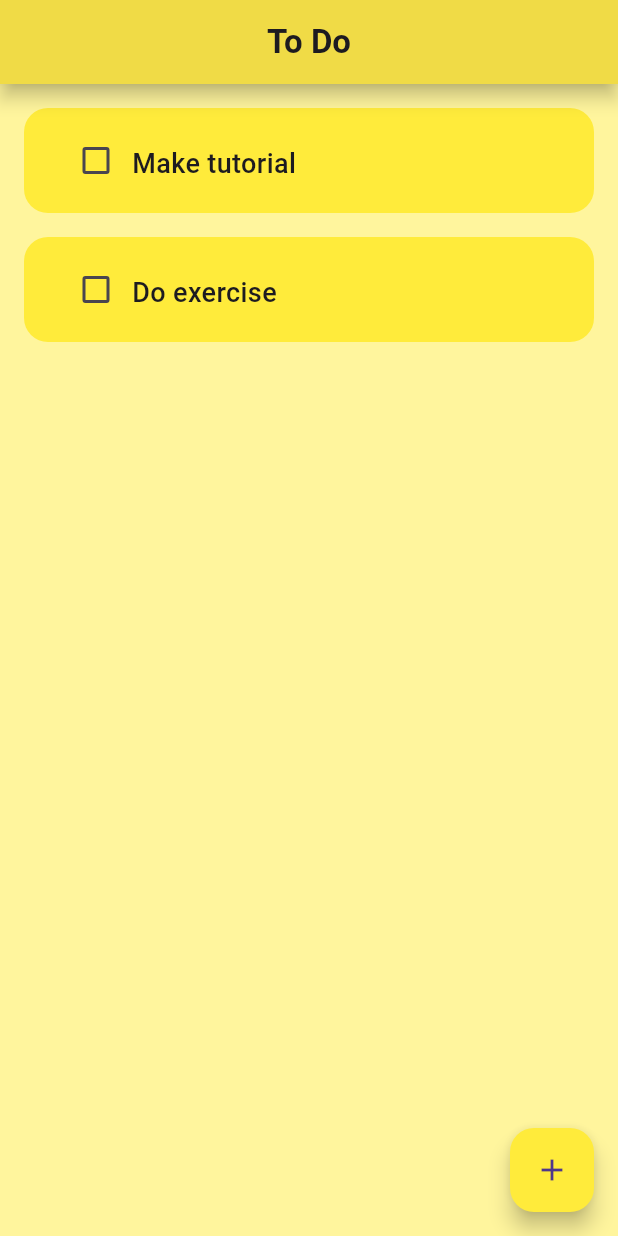
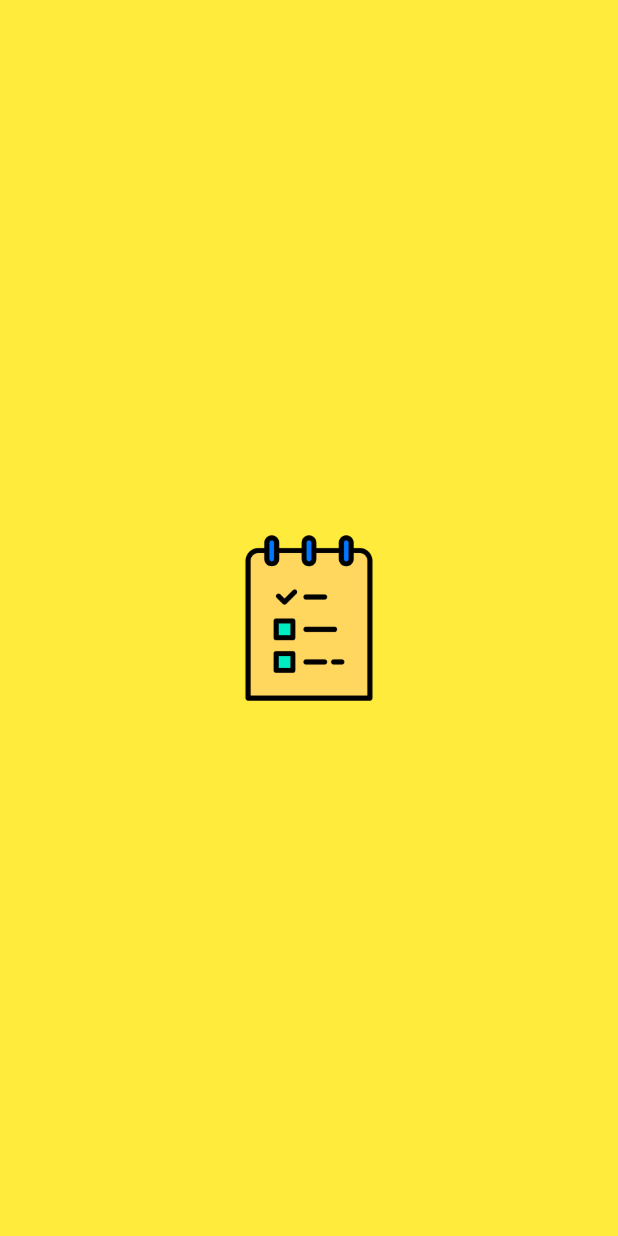
Before and after one commit to TahmidMannanDipu/To-Do-App, a Flutter app: the first screen one second after launch, on a phone screen of 412 x 824 dp. Run offline on Flutter 3.47's test engine with Material 3 defaults, Android fonts, the phone set to English and light mode, and no system bars; drawn by our look-alikes of flutter_slidable; our stand-ins replace hive, hive_flutter; accounts and stored records are empty.

Commit message:
final To Do App

```diff
--- a/lib/main.dart
+++ b/lib/main.dart
@@ -1,6 +1,7 @@
 import 'package:flutter/material.dart';
 import 'package:hive_flutter/hive_flutter.dart';
-import 'package:to_do_app/pages/home_page.dart'; // Adjust the path if needed
+import 'package:to_do_app/pages/home_page.dart';
+import 'package:to_do_app/splash_screen.dart'; // Adjust the path if needed
 
 void main() async {
   // Ensure Flutter is fully initialized before any async operation
@@ -25,7 +26,7 @@ class ToDoApp extends StatelessWidget {
       theme: ThemeData(
         primaryColor: Colors.yellow
       ),
-      home: const HomePage(),
+      home: const SplashScreen(),
       // Set your HomePage here
     );
   }
--- a/lib/pages/home_page.dart
+++ b/lib/pages/home_page.dart
@@ -12,7 +12,7 @@ class HomePage extends StatefulWidget {
 }
 
 class _HomePageState extends State<HomePage> {
-  final _myBox = Hive.box('mybox'); // Access Hive box
+  final _myBox = Hive.box('mybox');
 
   ToDoDataBase db = ToDoDataBase();
 
@@ -30,13 +30,14 @@ class _HomePageState extends State<HomePage> {
 
   final textEditingController = TextEditingController();
 
+  // checkbox
   void checkBoxChanged(bool? value, int index) {
     setState(() {
       db.toDoList[index][1] = !db.toDoList[index][1];
     });
     db.updateDatabase();
   }
-
+ //save new task
   void saveNewTask() {
     if (textEditingController.text.isNotEmpty) {
       setState(() {
@@ -47,7 +48,7 @@ class _HomePageState extends State<HomePage> {
       db.updateDatabase();
     }
   }
-
+// create new task
   void createNewTask() {
     showDialog(
       context: context,
--- /dev/null
+++ b/lib/splash_screen.dart
@@ -0,0 +1,77 @@
+import 'dart:async';
+import 'package:flutter/material.dart';
+import 'package:to_do_app/pages/home_page.dart';
+
+class SplashScreen extends StatefulWidget {
+  const SplashScreen({super.key});
+
+  @override
+  State<SplashScreen> createState() => _SplashScreenState();
+}
+
+class _SplashScreenState extends State<SplashScreen>
+    with SingleTickerProviderStateMixin {
+  late AnimationController _controller;
+  late Animation<double> _animation;
+
+  @override
+  void initState() {
+    super.initState();
+
+    // Initialize the AnimationController and Animation
+    _controller = AnimationController(
+      duration: const Duration(seconds: 2),
+      vsync: this,
+    );
+
+    _animation = Tween<double>(begin: 0.8, end: 1.2).animate(
+      CurvedAnimation(
+        parent: _controller,
+        curve: Curves.easeInOut,
+      ),
+    );
+
+    // Start the animation
+    _controller.forward();
+
+    // Navigate to HomePage after the animation completes
+    Timer(const Duration(seconds: 2), () {
+      Navigator.pushReplacement(
+        context,
+        MaterialPageRoute(builder: (context) => const HomePage()),
+      );
+    });
+  }
+
+  @override
+  void dispose() {
+    // Dispose of the controller to free up resources
+    _controller.dispose();
+    super.dispose();
+  }
+
+  @override
+  Widget build(BuildContext context) {
+    return Scaffold(
+      body: Container(
+        color: Colors.yellow,
+        child: Center(
+          child: AnimatedBuilder(
+            animation: _controller,
+            builder: (context, child) {
+              return Transform.scale(
+                scale: _animation.value,
+                child: child,
+              );
+            },
+            child: SizedBox(
+              height: 120,
+              width: 120,
+              child: Image.asset("assets/images/todologo.png"),
+            ),
+          ),
+        ),
+      ),
+    );
+  }
+}
--- a/pubspec.yaml
+++ b/pubspec.yaml
@@ -62,9 +62,9 @@ flutter:
   uses-material-design: true
 
   # To add assets to your application, add an assets section, like this:
-  # assets:
-  #   - images/a_dot_burr.jpeg
-  #   - images/a_dot_ham.jpeg
+  assets:
+    - assets/images/
+
 
   # An image asset can refer to one or more resolution-specific "variants", see
   # https://flutter.dev/to/resolution-aware-images
```
Also changed, not shown: assets/images/todologo.png (added).
